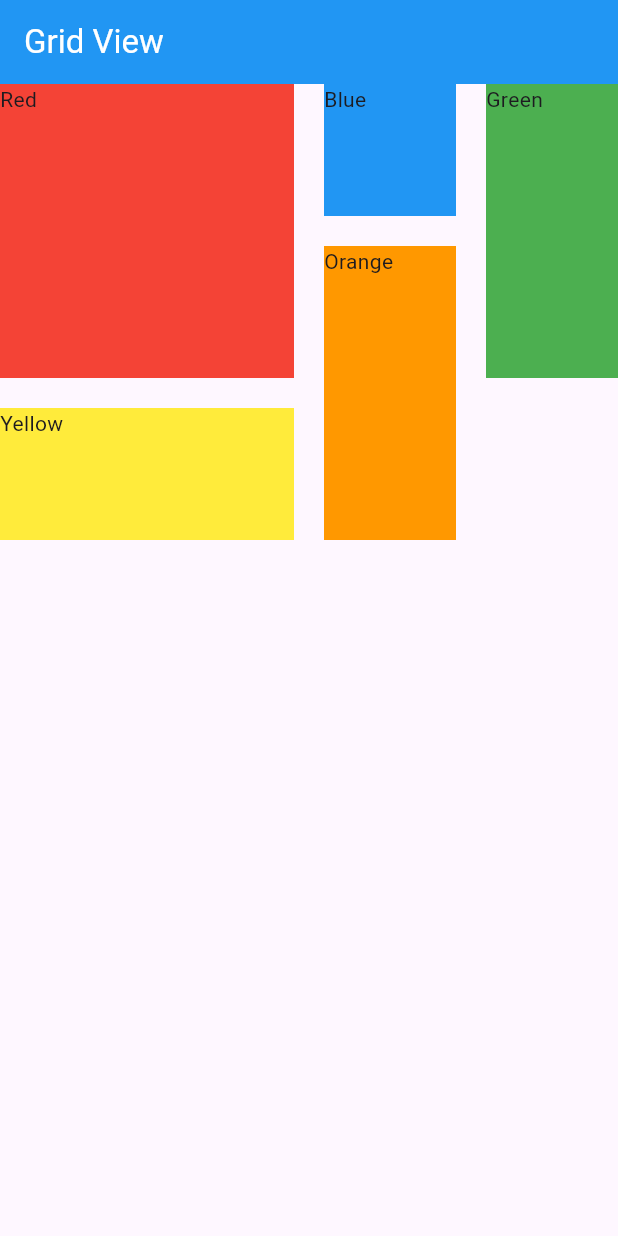
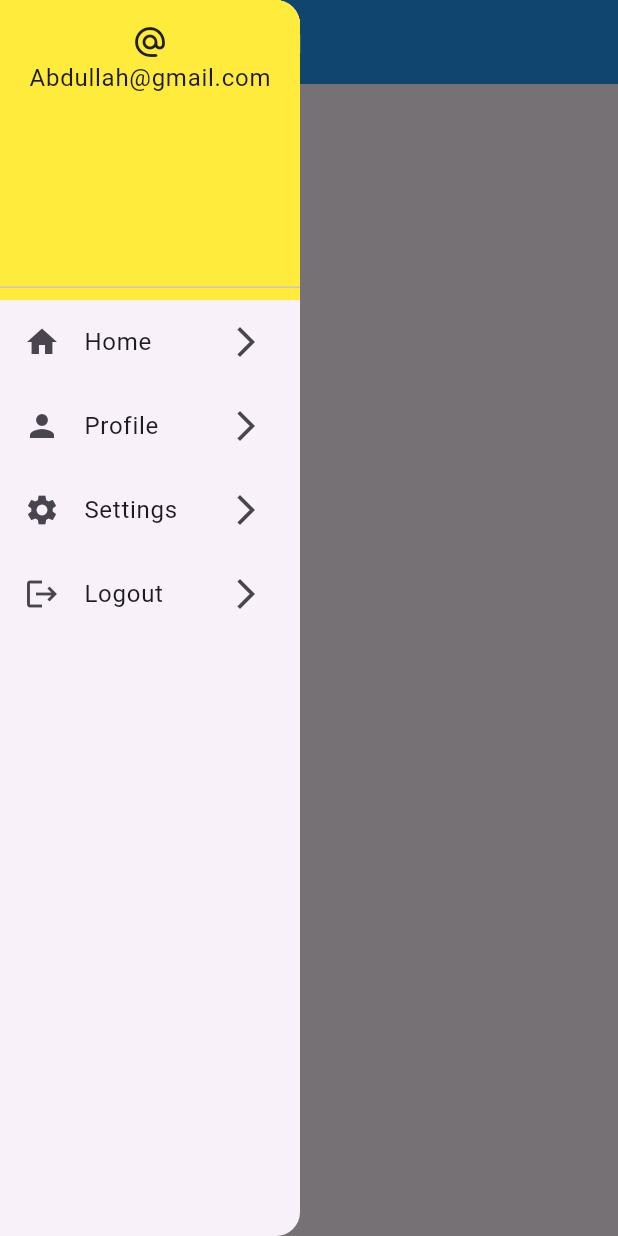
Before and after one commit to AbRehman536/Flutter_sec_10, a Flutter app: the screen it shows after launch, with the side drawer open (before the commit the screen has no drawer), on a phone screen of 412 x 824 dp. Run offline on Flutter 3.47's test engine with Material 3 defaults, Android fonts, the phone set to English and light mode, and no system bars; our stand-ins replace curved_navigation_bar, smooth_page_indicator.

Commit message:
Popup & Drawer  done

```diff
--- /dev/null
+++ b/lib/drawer_menu.dart
@@ -0,0 +1,53 @@
+import 'package:flutter/material.dart';
+
+class DrawerMenuDemo extends StatelessWidget {
+  const DrawerMenuDemo({super.key});
+
+  @override
+  Widget build(BuildContext context) {
+    return Scaffold(
+      appBar: AppBar(
+        title: Text("Drawer Menu"),
+        backgroundColor: Colors.blue,
+        foregroundColor: Colors.white,
+      ),
+      drawer: SizedBox(
+        width: 200,
+        child: Drawer(
+          child: ListView(
+            children: [
+              Container(
+                height: 200,
+                  color: Colors.yellow,
+                  child: DrawerHeader(child: Column(children: [
+                    Icon(Icons.alternate_email_rounded),
+                    Text("Abdullah@gmail.com")
+                  ],))),
+              ListTile(
+                leading: Icon(Icons.home),
+                title: Text("Home"),
+                trailing: Icon(Icons.arrow_forward_ios),
+                onTap: (){},
+              ),
+              ListTile(
+                leading: Icon(Icons.person),
+                title: Text("Profile"),
+                trailing: Icon(Icons.arrow_forward_ios),
+              ),
+              ListTile(
+                leading: Icon(Icons.settings),
+                title: Text("Settings"),
+                trailing: Icon(Icons.arrow_forward_ios),
+              ),
+              ListTile(
+                leading: Icon(Icons.logout),
+                title: Text("Logout"),
+                trailing: Icon(Icons.arrow_forward_ios),
+              ),
+            ],
+          ),
+        ),
+      ),
+    );
+  }
+}
--- a/lib/main.dart
+++ b/lib/main.dart
@@ -12,11 +12,13 @@ import 'package:flutter_sec_10/multiple_selection.dart';
 import 'package:flutter_sec_10/nested_row_column.dart';
 import 'package:flutter_sec_10/network_image.dart';
 import 'package:flutter_sec_10/pageview_demo.dart';
+import 'package:flutter_sec_10/popup_menu.dart';
 import 'package:flutter_sec_10/row_column.dart';
 import 'package:flutter_sec_10/single_selection.dart';
 import 'package:flutter_sec_10/tab_bar_demo.dart';
 
 import 'appbar_demo.dart';
+import 'drawer_menu.dart';
 
 void main() {
   runApp(const MyApp());
@@ -29,6 +31,7 @@ class MyApp extends StatelessWidget {
   @override
   Widget build(BuildContext context) {
     return MaterialApp(
+      debugShowCheckedModeBanner: false,
       title: 'Flutter Demo',
       theme: ThemeData(
         // This is the theme of your application.
@@ -48,7 +51,7 @@ class MyApp extends StatelessWidget {
         // tested with just a hot reload.
         colorScheme: ColorScheme.fromSeed(seedColor: Colors.deepPurple),
       ),
-      home: GridviewStaggered(),
+      home: DrawerMenuDemo(),
     );
   }
 }
```
Also changed, not shown: lib/popup_menu.dart (added, +31 -0 lines).
